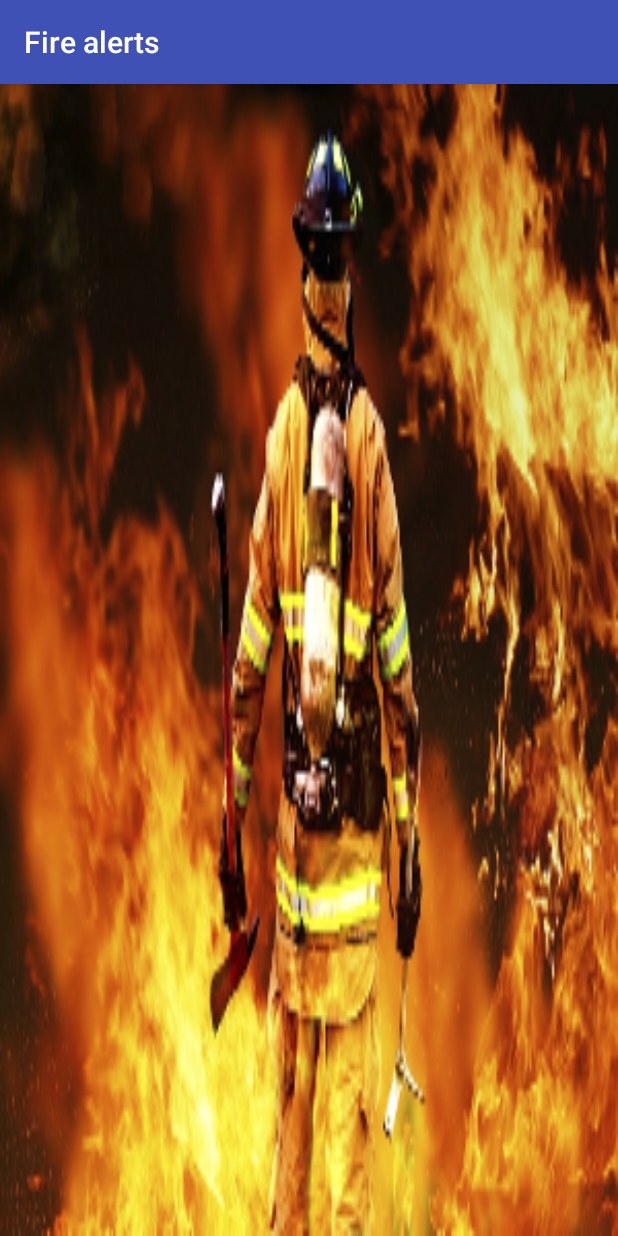
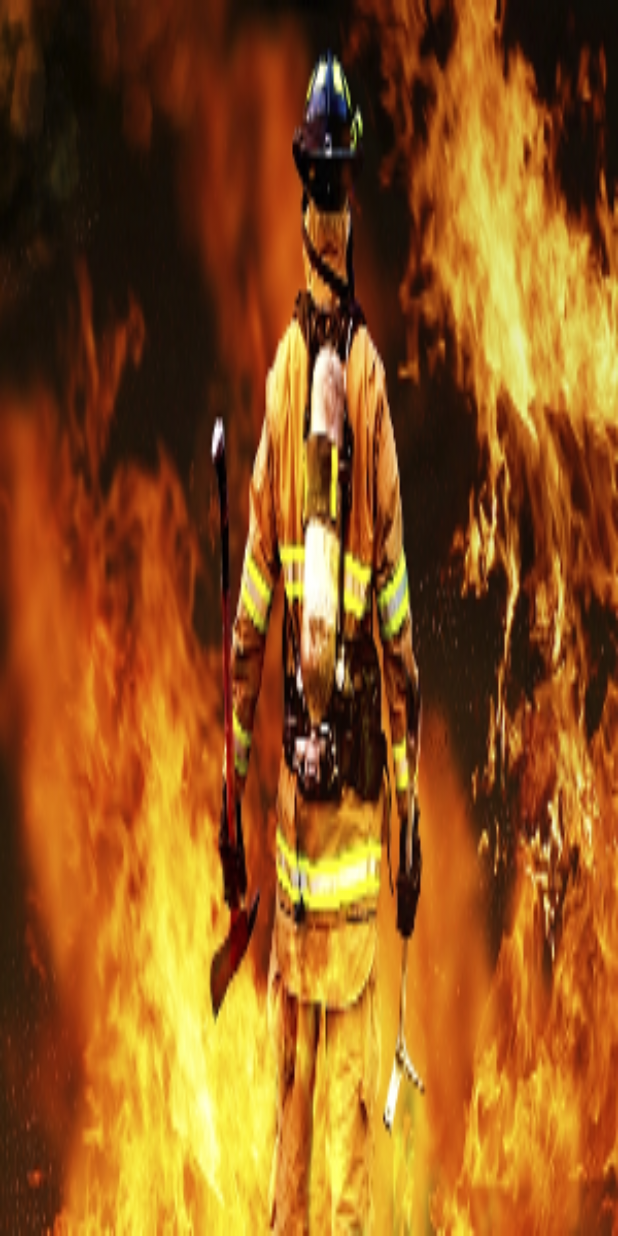
Before and after one commit to Mariani88/tesis-android, an Android app: the MainActivity screen opened directly, with no data from a screen before it, on a phone screen of 412 x 824 dp. Run offline under Robolectric (Android 15) with nearby library versions, the phone set to English and light mode, and no system bars; our stand-ins replace RxJava.

Commit message:
add fullscreen

```diff
--- a/app/src/main/AndroidManifest.xml
+++ b/app/src/main/AndroidManifest.xml
@@ -34,7 +34,8 @@
 
         <activity android:name=".MainActivity"
             android:configChanges="keyboardHidden|orientation"
-            android:screenOrientation="portrait">
+            android:screenOrientation="portrait"
+            android:theme="@android:style/Theme.Holo.Light.NoActionBar.Fullscreen">
             <intent-filter>
                 <action android:name="android.intent.action.MAIN" />
 
@@ -43,7 +44,8 @@
         </activity>
         <activity android:name="tesis.untref.com.firealerts.alert.view.AlertListActivity"
             android:configChanges="keyboardHidden|orientation"
-            android:screenOrientation="portrait"/>
+            android:screenOrientation="portrait"
+            android:theme="@android:style/Theme.Holo.Light.NoActionBar.Fullscreen"/>
         <!--
              The API key for Google Maps-based APIs is defined as a string resource.
              (See the file "res/values/google_maps_api.xml").
--- a/app/src/main/java/tesis/untref/com/firealerts/MainActivity.kt
+++ b/app/src/main/java/tesis/untref/com/firealerts/MainActivity.kt
@@ -1,5 +1,6 @@
 package tesis.untref.com.firealerts
 
+import android.app.Activity
 import android.content.Intent
 import android.content.pm.ActivityInfo
 import android.os.Bundle
@@ -9,7 +10,7 @@ import tesis.untref.com.firealerts.alert.view.AlertListActivity
 
 //https://antonioleiva.com/mvp-android/
 
-class MainActivity : AppCompatActivity() {
+class MainActivity : Activity() {
 
     private lateinit var mainPresenter: MainPresenter
 
--- a/app/src/main/java/tesis/untref/com/firealerts/alert/view/AlertListActivity.kt
+++ b/app/src/main/java/tesis/untref/com/firealerts/alert/view/AlertListActivity.kt
@@ -1,8 +1,7 @@
 package tesis.untref.com.firealerts.alert.view
 
+import android.app.Activity
 import android.content.Intent
-import android.content.pm.ActivityInfo
-import android.support.v7.app.AppCompatActivity
 import android.os.Bundle
 import android.view.View
 import android.widget.AdapterView
@@ -13,7 +12,7 @@ import tesis.untref.com.firealerts.R
 import tesis.untref.com.firealerts.alert.presenter.AlertListPresenter
 import tesis.untref.com.firealerts.alert.presenter.dto.AlertAddressDto
 
-class AlertListActivity : AppCompatActivity(), AdapterView.OnItemClickListener {
+class AlertListActivity : Activity(), AdapterView.OnItemClickListener {
 
     private lateinit var alertListPresenter: AlertListPresenter
     private var alertIdsShowing = listOf<Long>()
```
